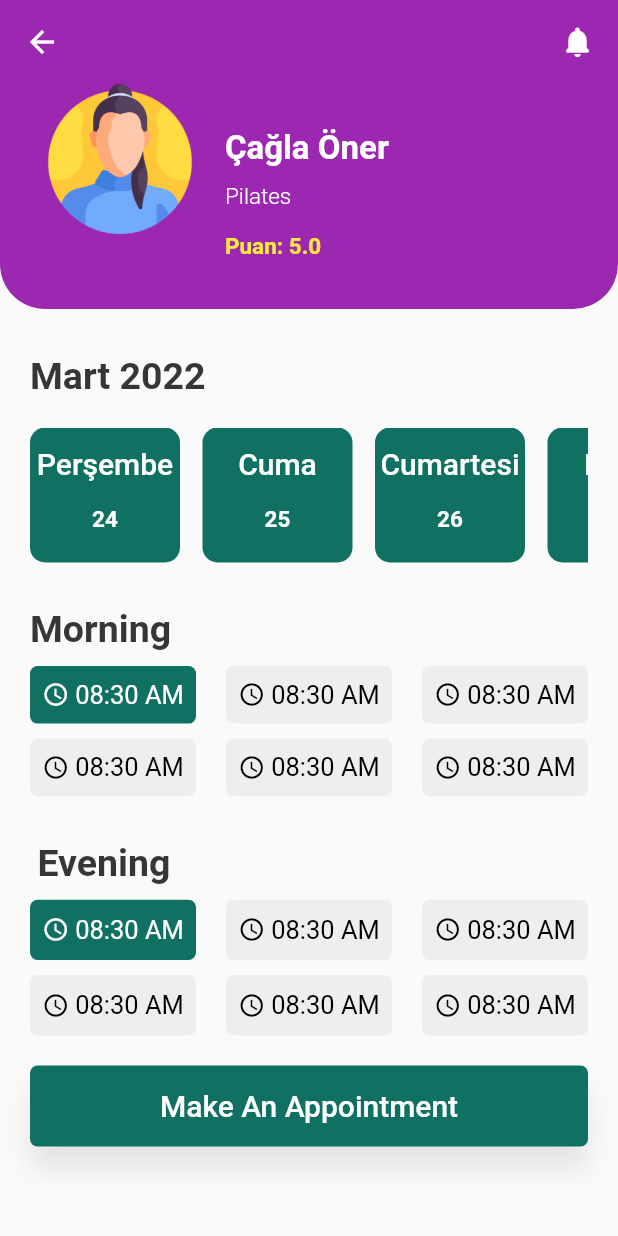
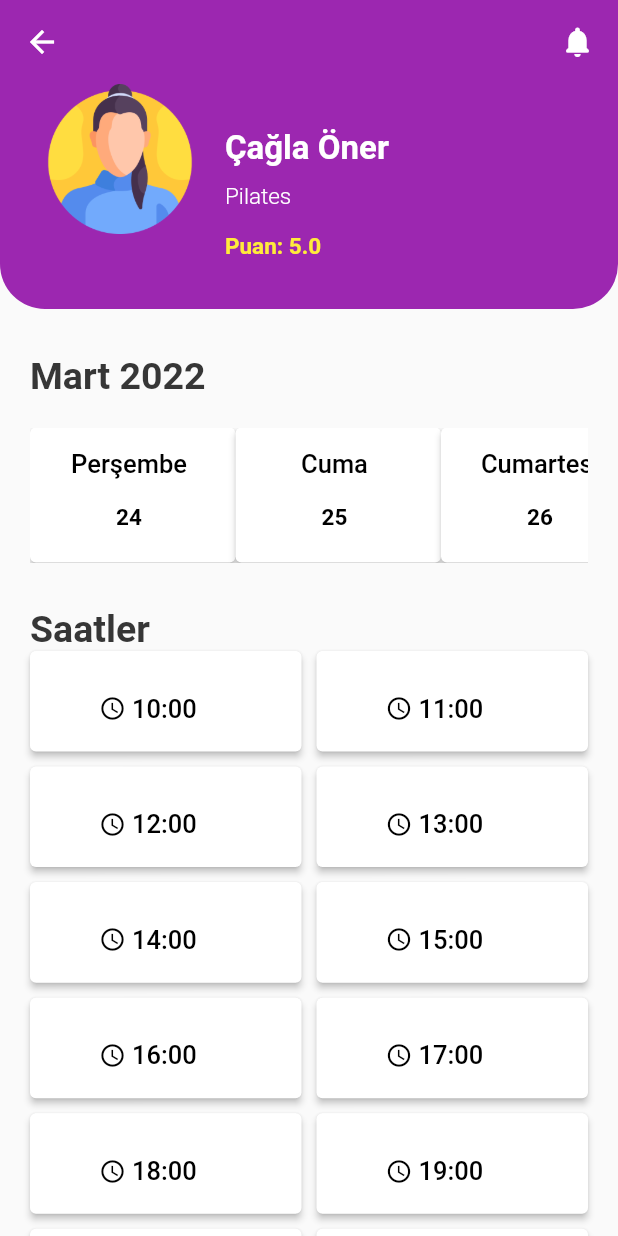
Before and after one commit to Meliih/Flutter, a Flutter app: the screen it shows after launch, after a tap on "Çağla Öner", on a phone screen of 412 x 824 dp. Run offline on Flutter 3.47's test engine with Material 2 defaults, Android fonts, the phone set to English and light mode, and no system bars.

Commit message:
appointment update

```diff
--- a/twist_appointment_app/lib/Doctor_details_page.dart
+++ b/twist_appointment_app/lib/Doctor_details_page.dart
@@ -19,6 +19,9 @@ class DoctorDetailPage extends StatefulWidget {
 class _DoctorDetailState extends State<DoctorDetailPage> {
   DateTime time = DateTime.now();
 
+  var selectedDay;
+  var selectedHour;
+
   List<String> months = [
     "Ocak",
     "Şubat",
@@ -35,6 +38,9 @@ class _DoctorDetailState extends State<DoctorDetailPage> {
   ];
 
   List<String> turkishDays = List<String>.filled(10, "");
+
+  List<String> clocksWeekDays = [];
+  List<String> clocksWeekend = List<String>.filled(0, "");
 
   final dictionary = {
     "Monday": "Pazartesi",
@@ -53,6 +59,7 @@ class _DoctorDetailState extends State<DoctorDetailPage> {
 
   Widget initWidget(BuildContext context, Trainer trainer) {
     List<DateTime> days = possibleAppointment();
+    weekDayHours();
 
     return Scaffold(
       appBar: AppBar(
@@ -170,14 +177,26 @@ class _DoctorDetailState extends State<DoctorDetailPage> {
                   scrollDirection: Axis.horizontal,
                   itemCount: days.length,
                   itemBuilder: (BuildContext context, int index) {
-                    return demoDates(
-                        turkishDays[index], days[index].day.toString(), true);
+                    return ElevatedButton(
+                      style: ElevatedButton.styleFrom(
+                        primary:
+                            selectedDay == index ? Colors.purple : Colors.white,
+                      ),
+                      onPressed: () {
+                        setState(() {
+                          selectedDay = index;
+                        });
+                        print(selectedDay);
+                      },
+                      child: demoDates(turkishDays[index],
+                          days[index].day.toString(), false, index),
+                    );
                   }),
             ),
             Container(
               margin: EdgeInsets.only(left: 20, top: 30),
               child: Text(
-                'Morning',
+                'Saatler',
                 style: TextStyle(
                   color: Color(0xff363636),
                   fontSize: 25,
@@ -187,58 +206,43 @@ class _DoctorDetailState extends State<DoctorDetailPage> {
               ),
             ),
             Container(
-              margin: EdgeInsets.only(right: 20),
-              child: GridView.count(
+              margin: EdgeInsets.only(right: 20,left: 20),
+              child: GridView.builder(
+                gridDelegate: const SliverGridDelegateWithMaxCrossAxisExtent(
+
+                    maxCrossAxisExtent: 200,
+                    childAspectRatio: 2.7,
+                    crossAxisSpacing: 10,
+                    mainAxisSpacing: 10),
                 shrinkWrap: true,
-                crossAxisCount: 3,
                 physics: NeverScrollableScrollPhysics(),
-                childAspectRatio: 2.7,
-                children: [
-                  doctorTimingsData("08:30 AM", true),
-                  doctorTimingsData("08:30 AM", false),
-                  doctorTimingsData("08:30 AM", false),
-                  doctorTimingsData("08:30 AM", false),
-                  doctorTimingsData("08:30 AM", false),
-                  doctorTimingsData("08:30 AM", false),
-                ],
+                itemCount: clocksWeekDays.length,
+                itemBuilder: (BuildContext context, index) {
+                  return ElevatedButton(
+                    style: ElevatedButton.styleFrom(
+                      primary:
+                          selectedHour == index ? Colors.purple : Colors.white,
                     ),
+                    onPressed: () {
+                      setState(() {
+                        selectedHour = index;
+                      });
+                    },
+                    child: Container(
+                      alignment: Alignment.center,
+                      child: doctorTimingsData(clocksWeekDays[index], false, index),
+                      decoration: BoxDecoration(
+                          color: Colors.black.withOpacity(0.0),
+                          borderRadius: BorderRadius.circular(15)),
                     ),
-            Container(
-              margin: EdgeInsets.only(left: 25, top: 30),
-              child: Text(
-                'Evening',
-                style: TextStyle(
-                  color: Color(0xff363636),
-                  fontSize: 25,
-                  fontFamily: 'Roboto',
-                  fontWeight: FontWeight.w700,
-                ),
-              ),
-            ),
-            Container(
-              margin: EdgeInsets.only(right: 20),
-              child: GridView.count(
-                shrinkWrap: true,
-                crossAxisCount: 3,
-                physics: NeverScrollableScrollPhysics(),
-                childAspectRatio: 2.6,
-                children: [
-                  doctorTimingsData("08:30 AM", true),
-                  doctorTimingsData("08:30 AM", false),
-                  doctorTimingsData("08:30 AM", false),
-                  doctorTimingsData("08:30 AM", false),
-                  doctorTimingsData("08:30 AM", false),
-                  doctorTimingsData("08:30 AM", false),
-                ],
+                  );
+                },
               ),
             ),
             Container(
               alignment: Alignment.center,
-              width: MediaQuery
-                  .of(context)
-                  .size
-                  .width,
-              height: 54,
+              width: MediaQuery.of(context).size.width,
+              height: 50,
               margin: EdgeInsets.all(20),
               decoration: BoxDecoration(
                 color: Color(0xff107163),
@@ -253,7 +257,7 @@ class _DoctorDetailState extends State<DoctorDetailPage> {
                 ],
               ),
               child: Text(
-                'Make An Appointment',
+                'Randevu Al',
                 style: TextStyle(
                   color: Colors.white,
                   fontSize: 20,
@@ -268,13 +272,13 @@ class _DoctorDetailState extends State<DoctorDetailPage> {
     );
   }
 
-  Widget demoDates(String day, String date, bool isSelected) {
+  Widget demoDates(String day, String date, bool isSelected, int index) {
     return isSelected
         ? Container(
             width: 100,
             margin: EdgeInsets.only(right: 15),
             decoration: BoxDecoration(
-        color: Color(0xff107163),
+              color: Color(0xffFFFFFF00),
               borderRadius: BorderRadius.circular(10),
             ),
             child: Column(
@@ -306,22 +310,28 @@ class _DoctorDetailState extends State<DoctorDetailPage> {
               ],
             ),
           )
-        : Container(
-      width: 70,
+        : Row(
+            children: [
+              SizedBox(
+                width: 10,
+              ),
+              Container(
+                width: 80,
                 margin: EdgeInsets.only(right: 15),
                 decoration: BoxDecoration(
-        color: Color(0xffEEEEEE),
+                  color: Colors.black.withOpacity(0.0),
                   borderRadius: BorderRadius.circular(10),
                 ),
                 child: Column(
                   mainAxisAlignment: MainAxisAlignment.center,
+                  crossAxisAlignment: CrossAxisAlignment.center,
                   children: [
                     Container(
                       child: Text(
                         day,
                         style: TextStyle(
                           color: Colors.black,
-                fontSize: 20,
+                          fontSize: 17,
                           fontFamily: 'Roboto',
                           fontWeight: FontWeight.w500,
                         ),
@@ -341,10 +351,12 @@ class _DoctorDetailState extends State<DoctorDetailPage> {
                     ),
                   ],
                 ),
+              ),
+            ],
           );
   }
 
-  Widget doctorTimingsData(String time, bool isSelected) {
+  Widget doctorTimingsData(String time, bool isSelected,int index) {
     return isSelected
         ? Container(
             margin: EdgeInsets.only(left: 20, top: 10),
@@ -378,10 +390,15 @@ class _DoctorDetailState extends State<DoctorDetailPage> {
               ],
             ),
           )
-        : Container(
+        : Row(
+          children: [
+            SizedBox(
+              width: 10,
+            ),
+            Container(
                 margin: EdgeInsets.only(left: 20, top: 10),
                 decoration: BoxDecoration(
-        color: Color(0xffEEEEEE),
+                  color: Colors.black.withOpacity(0.0),
                   borderRadius: BorderRadius.circular(5),
                 ),
                 child: Row(
@@ -399,7 +416,7 @@ class _DoctorDetailState extends State<DoctorDetailPage> {
                     Container(
                       margin: EdgeInsets.only(left: 2),
                       child: Text(
-              '08:30 AM',
+                        time,
                         style: TextStyle(
                           color: Colors.black,
                           fontSize: 17,
@@ -409,6 +426,8 @@ class _DoctorDetailState extends State<DoctorDetailPage> {
                     ),
                   ],
                 ),
+              ),
+          ],
         );
   }
 
@@ -446,6 +465,20 @@ class _DoctorDetailState extends State<DoctorDetailPage> {
     return days;
   }
 
+  List<String>? weekDayHours() {
+    DateTime tempDate = new DateFormat("HH:mm").parse("10:00");
+    int i = 0;
+    clocksWeekDays.clear();
+    while (i < 13) {
 
+      clocksWeekDays.add(
+          DateFormat("HH:mm").format(DateTime(0, 0, 0, tempDate.hour, i * 60)));
+      i++;
+    }
 
   }
+
+  List<String>? weekendHours() {
+    for (int i = 10; i < 16; i++) {}
+  }
+}
--- a/twist_appointment_app/pubspec.yaml
+++ b/twist_appointment_app/pubspec.yaml
@@ -28,7 +28,7 @@ environment:
 # versions available, run `flutter pub outdated`.
 dependencies:
 
-  intl: ^0.16.0
+  intl: ^0.17.0
   flutter:
     sdk: flutter
 
```
Also changed, not shown: twist_appointment_app/pubspec.lock. Lines whose indentation alone changed are shown as unchanged.
